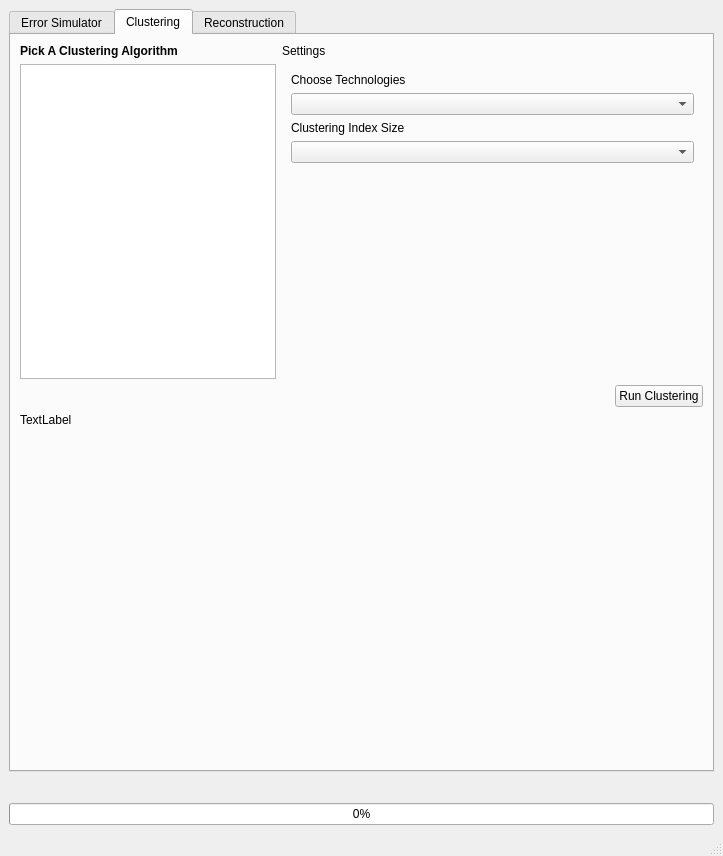
First picture: the form in dnaSimulator/dnaSimulator2.ui, repository oyerush/DNASimulator, before the edit.
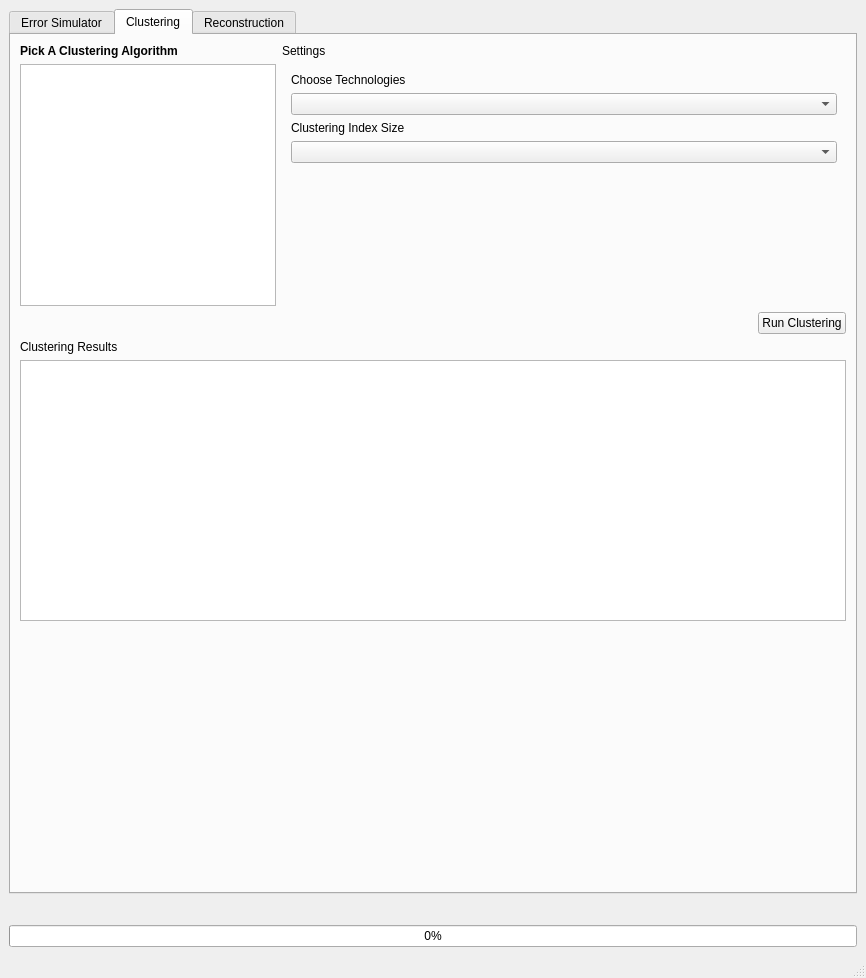
Second picture: the form after the edit. The open tabs and pages were chosen to show the change. Custom widgets are drawn as their Qt base class.

Commit message: fixed a bug with a UI element that disappeared

```diff
--- a/dnaSimulator/dnaSimulator2.ui
+++ b/dnaSimulator/dnaSimulator2.ui
@@ -6,8 +6,8 @@
    <rect>
     <x>0</x>
     <y>0</y>
-    <width>723</width>
-    <height>856</height>
+    <width>866</width>
+    <height>978</height>
    </rect>
   </property>
   <property name="sizePolicy">
@@ -1222,10 +1222,13 @@
           <item>
            <widget class="QLabel" name="clustering_results_label">
             <property name="text">
-             <string>TextLabel</string>
+             <string>Clustering Results</string>
             </property>
            </widget>
           </item>
+          <item>
+           <widget class="QTextEdit" name="clustering_results_textEdit"/>
+          </item>
           <item>
            <spacer name="verticalSpacer_3">
             <property name="orientation">
```
Left out of the diff: 4 changed lines with no effect on the pictures. The commit also changes 1 other file.
